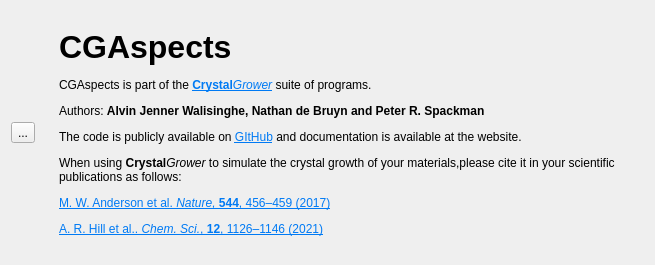
Qt form src/cgaspects/gui/dialogs/about.ui (CrystalGrowerOrg/cgaspects) before a commit.
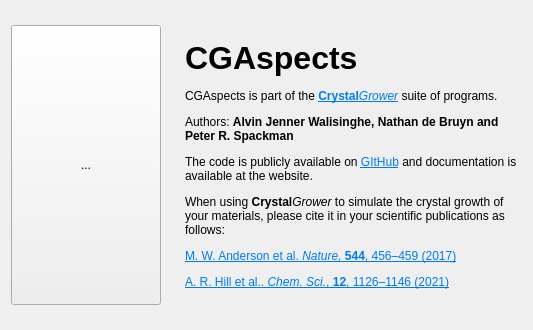
The same form after that commit. Icons and pictures are not drawn.

Commit message: add padding (bottom) to about window

Diff of the .ui file:
```diff
--- a/src/cgaspects/gui/dialogs/about.ui
+++ b/src/cgaspects/gui/dialogs/about.ui
@@ -6,8 +6,8 @@
    <rect>
     <x>0</x>
     <y>0</y>
-    <width>655</width>
-    <height>265</height>
+    <width>533</width>
+    <height>330</height>
    </rect>
   </property>
   <property name="windowTitle">
@@ -19,6 +19,12 @@
    </property>
    <item>
     <widget class="QToolButton" name="toolButton">
+     <property name="minimumSize">
+      <size>
+       <width>150</width>
+       <height>280</height>
+      </size>
+     </property>
      <property name="text">
       <string>...</string>
      </property>
@@ -37,7 +43,7 @@
    <item>
     <widget class="QLabel" name="aboutLabel">
      <property name="text">
-      <string>&lt;html&gt;&lt;head/&gt;&lt;body&gt;&lt;p&gt;&lt;span style=&quot; font-size:24pt; font-weight:700;&quot;&gt;CGAspects&lt;/span&gt;&lt;/p&gt;&lt;p&gt;CGAspects is part of the &lt;a href=&quot;https://crystalgrower.org/&quot;&gt;&lt;span style=&quot; font-weight:700; text-decoration: underline; color:#007af4;&quot;&gt;Crystal&lt;/span&gt;&lt;/a&gt;&lt;a href=&quot;https://crystalgrower.org/&quot;&gt;&lt;span style=&quot; font-style:italic; text-decoration: underline; color:#007af4;&quot;&gt;Grower&lt;/span&gt;&lt;/a&gt; suite of programs.&lt;/p&gt;&lt;p&gt;Authors: &lt;span style=&quot; font-weight:700;&quot;&gt;Alvin Jenner Walisinghe, Nathan de Bruyn and Peter R. Spackman&lt;/span&gt;&lt;/p&gt;&lt;p&gt;The code is publicly available on &lt;a href=&quot;https://github.com/CrystalGrowerOrg/cgaspects&quot;&gt;&lt;span style=&quot; text-decoration: underline; color:#007af4;&quot;&gt;GItHub&lt;/span&gt;&lt;/a&gt; and documentation is available at the website.&lt;/p&gt;&lt;p&gt;When using &lt;span style=&quot; font-weight:700;&quot;&gt;Crystal&lt;/span&gt;&lt;span style=&quot; font-style:italic;&quot;&gt;Grower&lt;/span&gt; to simulate the crystal growth of your materials,please cite it in your scientific publications as follows:&lt;/p&gt;&lt;p&gt;&lt;a href=&quot;https://www.nature.com/articles/nature21684&quot;&gt;&lt;span style=&quot; text-decoration: underline; color:#007af4;&quot;&gt;M. W. Anderson et al. &lt;/span&gt;&lt;/a&gt;&lt;a href=&quot;https://www.nature.com/articles/nature21684&quot;&gt;&lt;span style=&quot; font-style:italic; text-decoration: underline; color:#007af4;&quot;&gt;Nature, &lt;/span&gt;&lt;/a&gt;&lt;a href=&quot;https://www.nature.com/articles/nature21684&quot;&gt;&lt;span style=&quot; font-weight:700; text-decoration: underline; color:#007af4;&quot;&gt;544&lt;/span&gt;&lt;/a&gt;&lt;a href=&quot;https://www.nature.com/articles/nature21684&quot;&gt;&lt;span style=&quot; text-decoration: underline; color:#007af4;&quot;&gt;, 456–459 (2017)&lt;/span&gt;&lt;/a&gt;&lt;/p&gt;&lt;p&gt;&lt;a href=&quot;https://pubs.rsc.org/en/content/articlelanding/2021/sc/d0sc05017b#!divAbstract&quot;&gt;&lt;span style=&quot; text-decoration: underline; color:#007af4;&quot;&gt;A. R. Hill et al.. &lt;/span&gt;&lt;/a&gt;&lt;a href=&quot;https://pubs.rsc.org/en/content/articlelanding/2021/sc/d0sc05017b#!divAbstract&quot;&gt;&lt;span style=&quot; font-style:italic; text-decoration: underline; color:#007af4;&quot;&gt;Chem. Sci.&lt;/span&gt;&lt;/a&gt;&lt;a href=&quot;https://pubs.rsc.org/en/content/articlelanding/2021/sc/d0sc05017b#!divAbstract&quot;&gt;&lt;span style=&quot; text-decoration: underline; color:#007af4;&quot;&gt;, &lt;/span&gt;&lt;/a&gt;&lt;a href=&quot;https://pubs.rsc.org/en/content/articlelanding/2021/sc/d0sc05017b#!divAbstract&quot;&gt;&lt;span style=&quot; font-weight:700; text-decoration: underline; color:#007af4;&quot;&gt;12&lt;/span&gt;&lt;/a&gt;&lt;a href=&quot;https://pubs.rsc.org/en/content/articlelanding/2021/sc/d0sc05017b#!divAbstract&quot;&gt;&lt;span style=&quot; text-decoration: underline; color:#007af4;&quot;&gt;, 1126–1146 (2021)&lt;/span&gt;&lt;/a&gt;&lt;/p&gt;&lt;/body&gt;&lt;/html&gt;</string>
+      <string>&lt;html&gt;&lt;head/&gt;&lt;body&gt;&lt;p&gt;&lt;span style=&quot; font-size:24pt; font-weight:696;&quot;&gt;CGAspects&lt;/span&gt;&lt;/p&gt;&lt;p&gt;CGAspects is part of the &lt;a href=&quot;https://crystalgrower.org/&quot;&gt;&lt;span style=&quot; font-weight:696; text-decoration: underline; color:#007af4;&quot;&gt;Crystal&lt;/span&gt;&lt;/a&gt;&lt;a href=&quot;https://crystalgrower.org/&quot;&gt;&lt;span style=&quot; font-style:italic; text-decoration: underline; color:#007af4;&quot;&gt;Grower&lt;/span&gt;&lt;/a&gt; suite of programs.&lt;/p&gt;&lt;p&gt;Authors: &lt;span style=&quot; font-weight:696;&quot;&gt;Alvin Jenner Walisinghe, Nathan de Bruyn and Peter R. Spackman&lt;/span&gt;&lt;/p&gt;&lt;p&gt;The code is publicly available on &lt;a href=&quot;https://github.com/CrystalGrowerOrg/cgaspects&quot;&gt;&lt;span style=&quot; text-decoration: underline; color:#007af4;&quot;&gt;GItHub&lt;/span&gt;&lt;/a&gt; and documentation is available at the website.&lt;/p&gt;&lt;p&gt;When using &lt;span style=&quot; font-weight:696;&quot;&gt;Crystal&lt;/span&gt;&lt;span style=&quot; font-style:italic;&quot;&gt;Grower&lt;/span&gt; to simulate the crystal growth of your materials, please cite it in your scientific publications as follows:&lt;/p&gt;&lt;p&gt;&lt;a href=&quot;https://www.nature.com/articles/nature21684&quot;&gt;&lt;span style=&quot; text-decoration: underline; color:#007af4;&quot;&gt;M. W. Anderson et al. &lt;/span&gt;&lt;/a&gt;&lt;a href=&quot;https://www.nature.com/articles/nature21684&quot;&gt;&lt;span style=&quot; font-style:italic; text-decoration: underline; color:#007af4;&quot;&gt;Nature, &lt;/span&gt;&lt;/a&gt;&lt;a href=&quot;https://www.nature.com/articles/nature21684&quot;&gt;&lt;span style=&quot; font-weight:696; text-decoration: underline; color:#007af4;&quot;&gt;544&lt;/span&gt;&lt;/a&gt;&lt;a href=&quot;https://www.nature.com/articles/nature21684&quot;&gt;&lt;span style=&quot; text-decoration: underline; color:#007af4;&quot;&gt;, 456–459 (2017)&lt;/span&gt;&lt;/a&gt;&lt;/p&gt;&lt;p&gt;&lt;a href=&quot;https://pubs.rsc.org/en/content/articlelanding/2021/sc/d0sc05017b#!divAbstract&quot;&gt;&lt;span style=&quot; text-decoration: underline; color:#007af4;&quot;&gt;A. R. Hill et al.. &lt;/span&gt;&lt;/a&gt;&lt;a href=&quot;https://pubs.rsc.org/en/content/articlelanding/2021/sc/d0sc05017b#!divAbstract&quot;&gt;&lt;span style=&quot; font-style:italic; text-decoration: underline; color:#007af4;&quot;&gt;Chem. Sci.&lt;/span&gt;&lt;/a&gt;&lt;a href=&quot;https://pubs.rsc.org/en/content/articlelanding/2021/sc/d0sc05017b#!divAbstract&quot;&gt;&lt;span style=&quot; text-decoration: underline; color:#007af4;&quot;&gt;, &lt;/span&gt;&lt;/a&gt;&lt;a href=&quot;https://pubs.rsc.org/en/content/articlelanding/2021/sc/d0sc05017b#!divAbstract&quot;&gt;&lt;span style=&quot; font-weight:696; text-decoration: underline; color:#007af4;&quot;&gt;12&lt;/span&gt;&lt;/a&gt;&lt;a href=&quot;https://pubs.rsc.org/en/content/articlelanding/2021/sc/d0sc05017b#!divAbstract&quot;&gt;&lt;span style=&quot; text-decoration: underline; color:#007af4;&quot;&gt;, 1126–1146 (2021)&lt;/span&gt;&lt;/a&gt;&lt;/p&gt;&lt;/body&gt;&lt;/html&gt;</string>
      </property>
      <property name="wordWrap">
       <bool>true</bool>
```
The commit also changes 2 other files.
